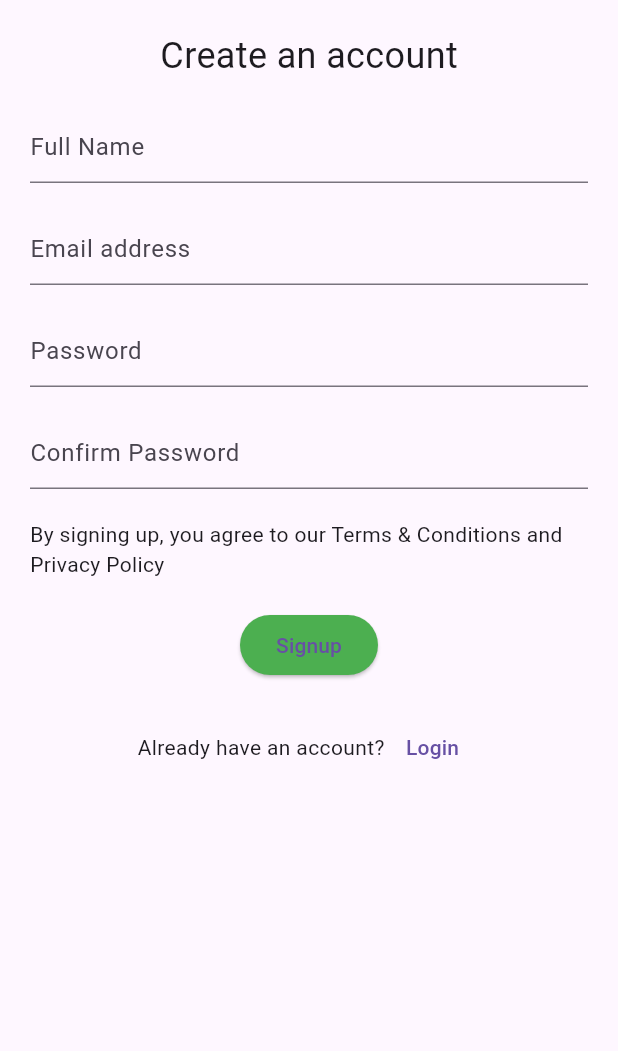
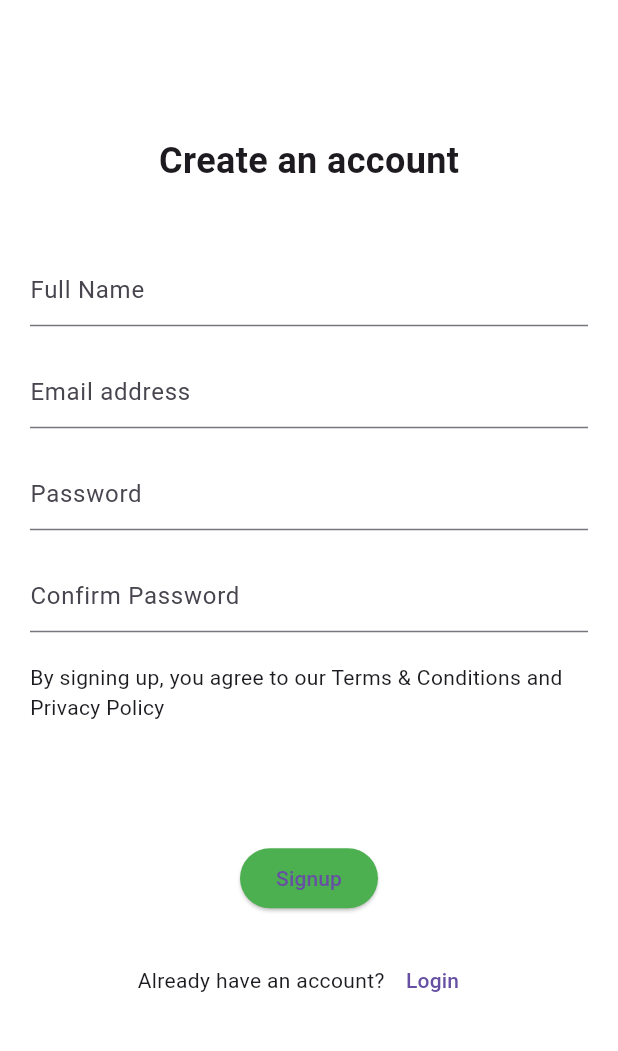
Before and after one commit to ST60002CEM/batch32b-ChewanRai1, a Flutter app: the screen it shows after launch, after a tap on "Login", after a tap on "Create an account in a minute.", on a phone screen of 412 x 824 dp, the part 84-1135 px from its top. Run offline on Flutter 3.47's test engine with Material 3 defaults, Android fonts, the phone set to English and light mode, and no system bars; our stand-ins replace google_fonts.

Commit message:
login and register finalled, splash welcome note modified. but sora font didn't work

```diff
--- a/lib/screen/login.dart
+++ /dev/null
@@ -1,10 +0,0 @@
-import 'package:flutter/material.dart';
-
-class MyWidget extends StatelessWidget {
-  const MyWidget({super.key});
-
-  @override
-  Widget build(BuildContext context) {
-    return const Placeholder();
-  }
-}
--- a/lib/screen/login_screen.dart
+++ b/lib/screen/login_screen.dart
@@ -3,11 +3,9 @@ import 'package:finalproject/screen/register_screen.dart';
 import 'package:flutter/material.dart';
 
 class LoginPage extends StatefulWidget {
-  // final String name;
-
   const LoginPage({
-    super.key,
-  });
+    Key? key,
+  }) : super(key: key);
 
   @override
   _LoginPageState createState() => _LoginPageState();
@@ -33,7 +31,10 @@ class _LoginPageState extends State<LoginPage> {
         ),
         backgroundColor: Colors.white,
       ),
-      body: Padding(
+      body: Container(
+        color: Colors.white,
+        alignment: Alignment.center,
+        child: SingleChildScrollView(
           padding: const EdgeInsets.all(16.0),
           child: Form(
             key: _formKey,
@@ -65,7 +66,6 @@ class _LoginPageState extends State<LoginPage> {
                 ),
                 const SizedBox(height: 16.0),
                 TextFormField(
-                // obscureText: true,
                   obscureText: !_isPasswordVisible,
                   decoration: InputDecoration(
                     labelText: 'Password',
@@ -96,13 +96,16 @@ class _LoginPageState extends State<LoginPage> {
                   },
                 ),
                 const SizedBox(height: 16.0),
-              TextButton(
+                Align(
+                  alignment: Alignment.centerRight,
+                  child: TextButton(
                     onPressed: () {
                       // Handle forgot password action
                     },
                     child: const Text('Forgot password?'),
                   ),
-              const SizedBox(height: 24.0),
+                ),
+                const SizedBox(height: 50.0),
                 ElevatedButton(
                   onPressed: () {
                     // Handle Google sign-in
@@ -112,7 +115,7 @@ class _LoginPageState extends State<LoginPage> {
                     backgroundColor: Colors.white,
                   ),
                   child: Row(
-                  mainAxisSize: MainAxisSize.min,
+                    mainAxisSize: MainAxisSize.max,
                     children: [
                       Image.asset(
                         'assets/images/google_logo.png',
@@ -124,7 +127,10 @@ class _LoginPageState extends State<LoginPage> {
                   ),
                 ),
                 const SizedBox(height: 24.0),
-              ElevatedButton(
+                Row(
+                  children: [
+                    Expanded(
+                      child: ElevatedButton(
                         onPressed: () {
                           if (_formKey.currentState!.validate()) {
                             _formKey.currentState!.save();
@@ -133,7 +139,8 @@ class _LoginPageState extends State<LoginPage> {
                             Navigator.push(
                               context,
                               MaterialPageRoute(
-                          builder: (context) => const DashboardScreen()),
+                                  builder: (context) =>
+                                      const DashboardScreen()),
                             );
                           }
                         },
@@ -142,18 +149,27 @@ class _LoginPageState extends State<LoginPage> {
                         ),
                         child: const Text('Login'),
                       ),
+                    ),
+                  ],
+                ),
                 const SizedBox(height: 24.0),
-              Row(mainAxisAlignment: MainAxisAlignment.center, children: [
+                Row(
+                  mainAxisAlignment: MainAxisAlignment.center,
+                  children: [
                     const Text('New here?'),
                     TextButton(
                       child: const Text('Create an account in a minute.'),
                       onPressed: () {
-                    Navigator.push(context,
-                        MaterialPageRoute(builder: (context) => const SignUpPage()));
+                        Navigator.push(
+                            context,
+                            MaterialPageRoute(
+                                builder: (context) => const SignUpPage()));
                       },
-                )
-              ])
+                    ),
                   ],
+                ),
+              ],
+            ),
           ),
         ),
       ),
--- a/lib/screen/register_screen.dart
+++ b/lib/screen/register_screen.dart
@@ -3,7 +3,7 @@ import 'package:flutter/material.dart';
 import 'package:google_fonts/google_fonts.dart';
 
 class SignUpPage extends StatefulWidget {
-  const SignUpPage({super.key});
+  const SignUpPage({Key? key}) : super(key: key);
 
   @override
   _SignUpPageState createState() => _SignUpPageState();
@@ -26,13 +26,19 @@ class _SignUpPageState extends State<SignUpPage> {
         ),
         backgroundColor: Colors.white,
       ),
-      body: SingleChildScrollView(
+      body: Container(
+        color: Colors.white, // Set the background color here
+        alignment: Alignment.center, // keeps whole contains in center
+        child: SingleChildScrollView(
           padding: const EdgeInsets.all(20.0),
           child: Column(
             crossAxisAlignment: CrossAxisAlignment.center,
             children: <Widget>[
-            const Text('Create an account', style: TextStyle(fontSize: 24.0)),
-            const SizedBox(height: 20.0),
+              const Text(
+                'Create an account',
+                style: TextStyle(fontSize: 24.0, fontWeight: FontWeight.bold),
+              ),
+              const SizedBox(height: 45.0),
               const TextField(
                 decoration: InputDecoration(
                   hintText: 'Full Name',
@@ -69,7 +75,7 @@ class _SignUpPageState extends State<SignUpPage> {
                   ),
                 ],
               ),
-            const SizedBox(height: 20.0),
+              const SizedBox(height: 80.0),
               ElevatedButton(
                 style: ElevatedButton.styleFrom(
                   backgroundColor: Colors.green,
@@ -98,6 +104,7 @@ class _SignUpPageState extends State<SignUpPage> {
             ],
           ),
         ),
+      ),
     );
   }
 }
--- a/lib/screen/splash_screen.dart
+++ b/lib/screen/splash_screen.dart
@@ -27,7 +27,7 @@ class _SplashScreenState extends State<SplashScreen> {
     return Scaffold(
       body: Center(
         child: Text(
-          'Handy Helper',
+          'HandyHelper',
           style: GoogleFonts.sora(
             fontSize: 24,
             fontWeight: FontWeight.bold,
```
Lines whose indentation alone changed are shown as unchanged.
